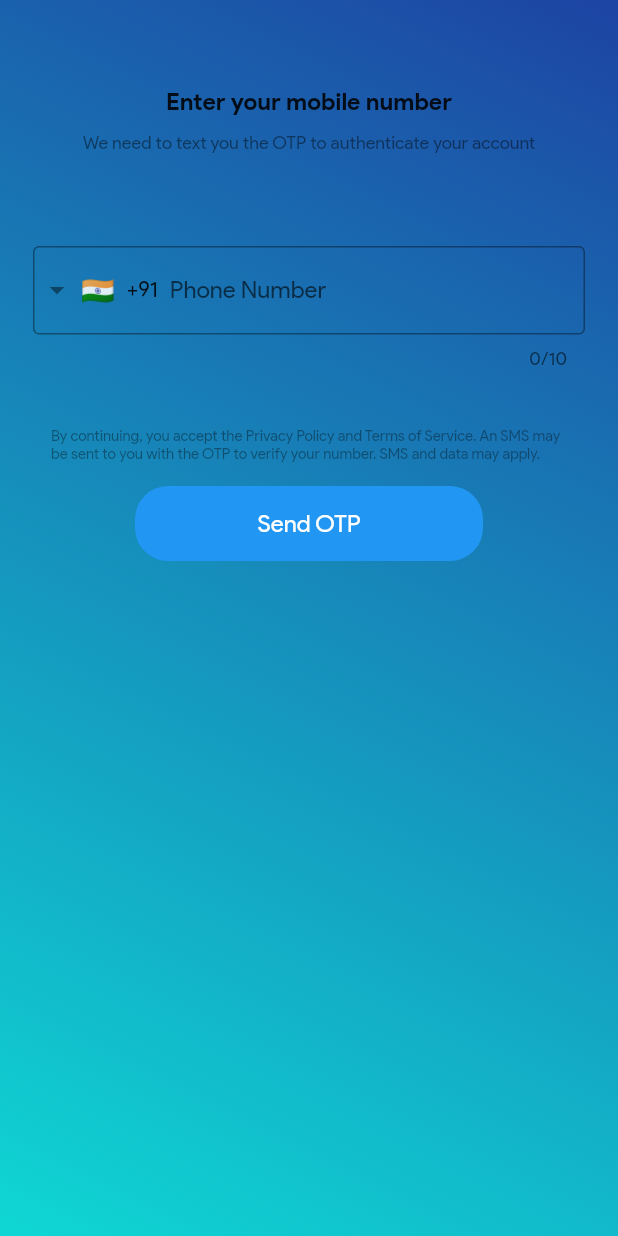
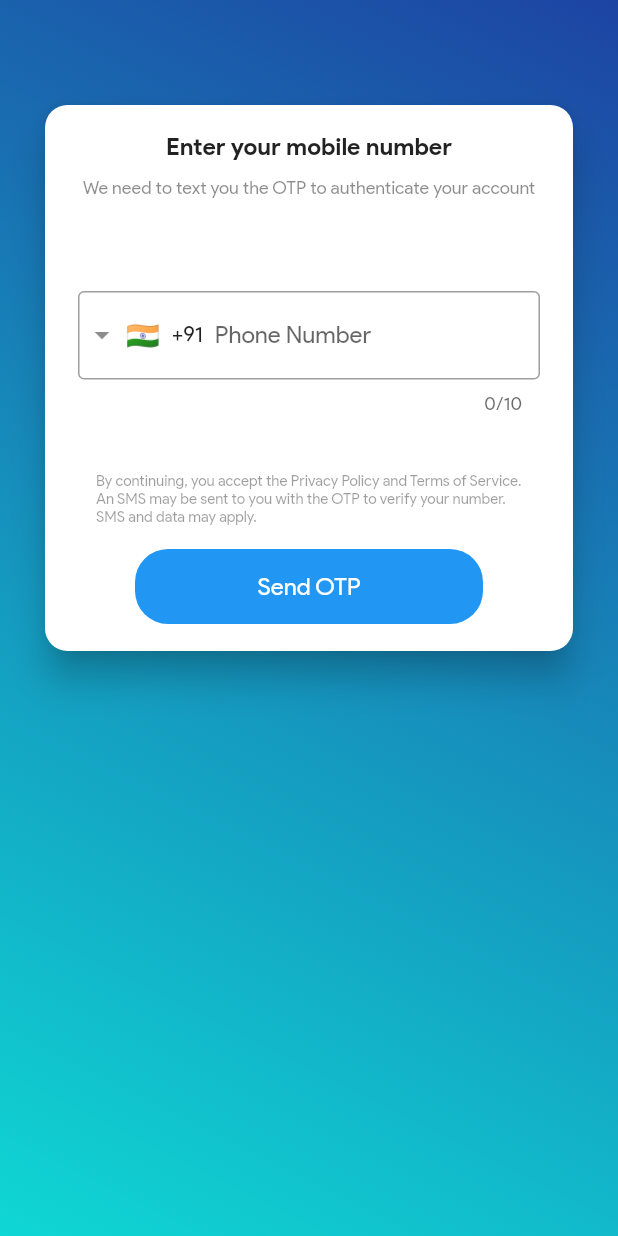
Before and after one commit to AbdulRazzako/Schoolar, a Flutter app: the OTPLogin screen opened directly, on a phone screen of 412 x 824 dp. Run offline on Flutter 3.47's test engine with Material 2 defaults, Android fonts, the phone set to English and light mode, and no system bars; drawn by our look-alikes of intl_phone_field; our stand-ins replace bot_toast, cloud_firestore, firebase_auth, firebase_core, flare_flutter, flutter_signin_button and 3 more; accounts and stored records are empty.

Commit message:
Update optlogin.dart

```diff
--- a/lib/screens/authenticate/optlogin.dart
+++ b/lib/screens/authenticate/optlogin.dart
@@ -102,7 +102,13 @@ class _OTPLoginState extends State<OTPLogin> {
                   //           image: AssetImage('assets/LogoText.png'),
                   //           fit: BoxFit.fitWidth),
                   //     )),
-                  Padding(
+                  Card(
+                    shape: RoundedRectangleBorder(
+                      borderRadius: BorderRadius.circular(15.0),
+                    ),
+                    elevation: 10,
+                    margin: EdgeInsets.all(30),
+                    child: Padding(
                       padding: const EdgeInsets.all(18.0),
                       child: Column(
                         crossAxisAlignment: CrossAxisAlignment.center,
@@ -121,8 +127,8 @@ class _OTPLoginState extends State<OTPLogin> {
                           Center(
                             child: Text(
                               "We need to text you the OTP to authenticate your account",
-                            style:
-                                TextStyle(fontSize: 12, color: Colors.black45),
+                              style: TextStyle(
+                                  fontSize: 12, color: Colors.black45),
                             ),
                           ),
                           SizedBox(
@@ -184,6 +190,7 @@ class _OTPLoginState extends State<OTPLogin> {
                         ],
                       ),
                     ),
+                  ),
                 ],
               ),
             ),
```
Lines whose indentation alone changed are shown as unchanged.
